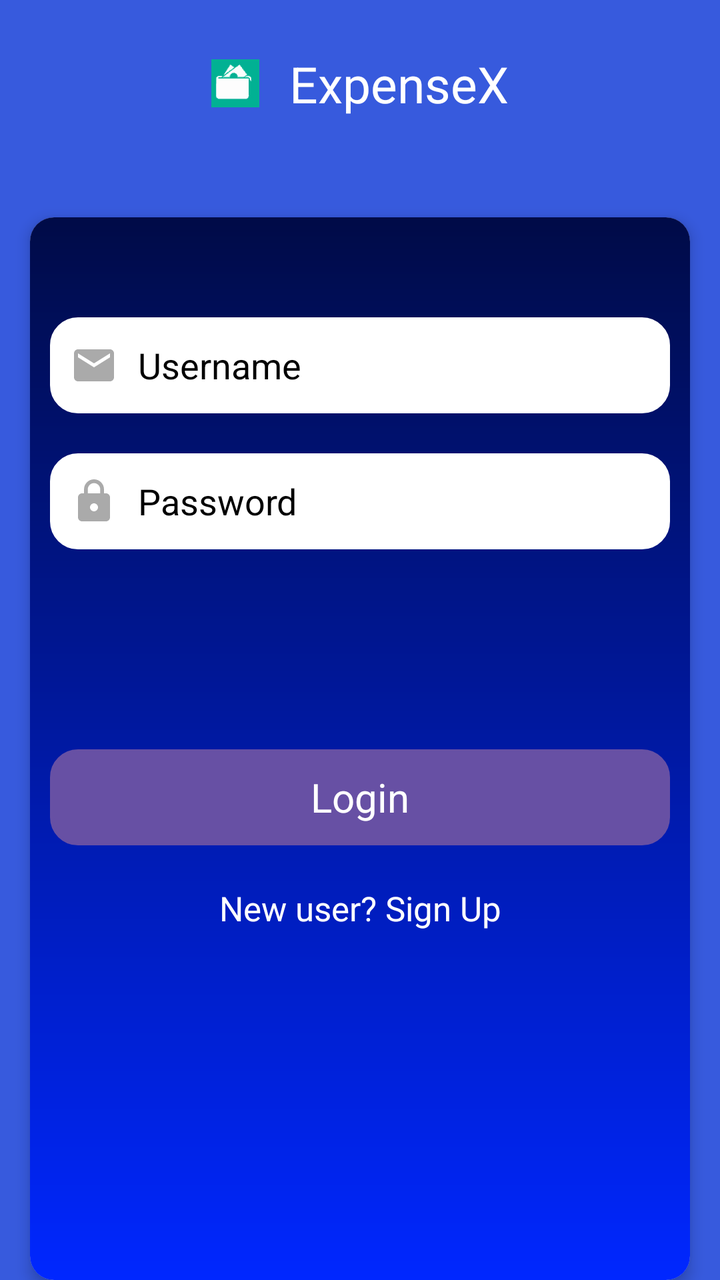
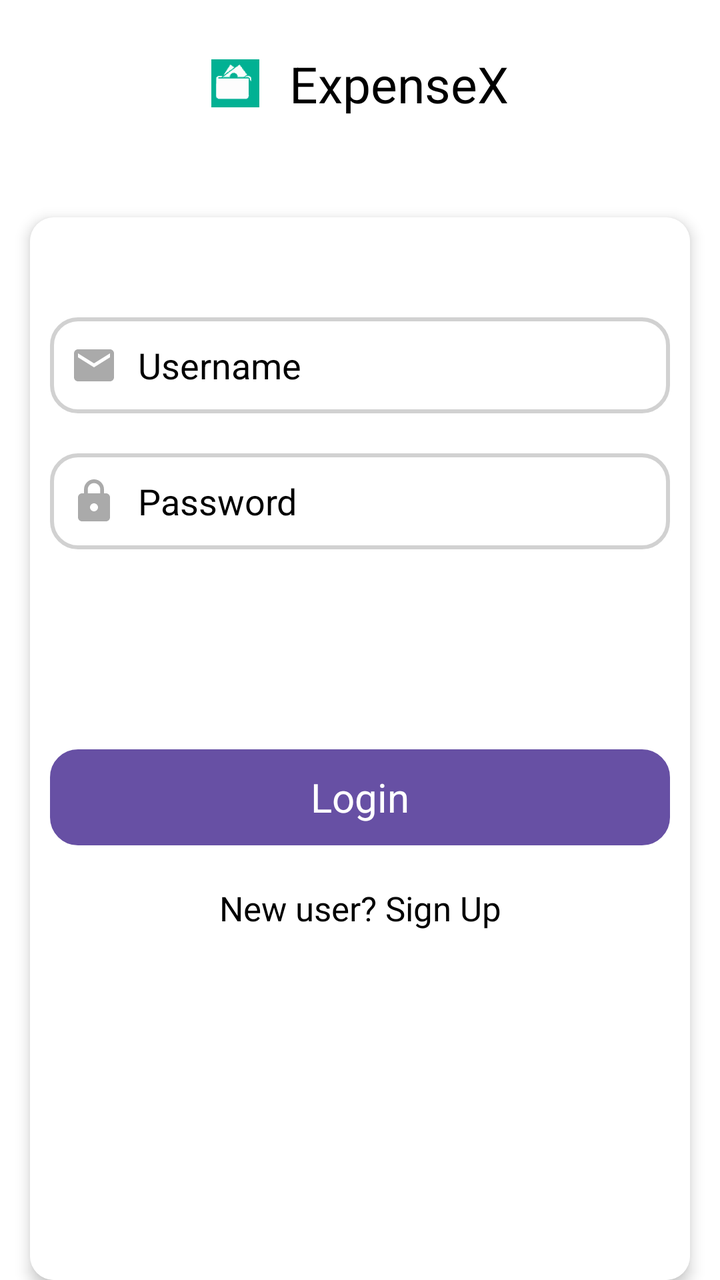

Before-and-after screenshots of an Android layout around one commit, followed by the original layout XML and the change that was made.
<!-- AndroidManifest.xml: application theme Theme.BudgetTracker -->
<!-- res/layout/activity_login_page.xml -->
<LinearLayout xmlns:android="http://schemas.android.com/apk/res/android"
    xmlns:tools="http://schemas.android.com/tools"
    android:layout_width="match_parent"
    android:layout_height="match_parent"
    xmlns:app="http://schemas.android.com/apk/res-auto"
    android:orientation="vertical"
    android:background="#375ADD">

    <TextView
        android:layout_width="wrap_content"
        android:layout_height="wrap_content"
        android:text="@string/app_name"
        android:drawablePadding="15dp"
        android:layout_gravity="center"
        android:textColor="@color/white"
        android:layout_marginVertical="25dp"
        android:textSize="25sp"
        app:drawableStartCompat="@drawable/ic_launcher_playstore" />

    <androidx.cardview.widget.CardView
        android:layout_width="match_parent"
        android:layout_height="match_parent"
        android:layout_marginTop="25dp"
        android:elevation="20dp"
        android:layout_marginHorizontal="15dp"
        app:cardCornerRadius="12dp"
        app:cardElevation="4dp">

        <LinearLayout
            android:layout_width="match_parent"
            android:layout_height="match_parent"
            android:orientation="vertical"
            android:padding="10dp"
            android:background="@drawable/cardview_background_for_expense">

            <EditText
                android:id="@+id/emailEditText"
                android:layout_width="match_parent"
                android:layout_height="wrap_content"
                android:background="@drawable/custom_input_background"
                android:autofillHints=""
                android:hint="@string/username"
                android:drawableStart="@drawable/custom_email_icon"
                android:drawablePadding="10dp"
                android:inputType="textEmailAddress"
                android:minHeight="48dp"
                android:padding="10dp"
                android:layout_marginTop="40dp"
                android:layout_marginBottom="20dp"
                android:textColor="@color/black"
                android:textColorHint="#000000" />

            <EditText
                android:id="@+id/passwordEditText"
                android:layout_width="match_parent"
                android:layout_height="wrap_content"
                android:autofillHints=""
                android:hint="@string/password"
                android:drawableStart="@drawable/custom_lock_icon"
                android:background="@drawable/custom_input_background"
                android:drawablePadding="10dp"
                android:inputType="textPassword"
                android:minHeight="48dp"
                android:padding="10dp"
                android:textColor="@color/black"
                android:textColorHint="#000000" />

            <Button
                android:id="@+id/loginButton"
                style="@style/CardView"
                android:layout_width="match_parent"
                android:background="@drawable/custom_input_background"
                android:layout_height="wrap_content"
                android:layout_marginTop="100dp"
                android:layout_marginBottom="20dp"
                android:padding="2dp"
                android:text="@string/login"
                android:textColor="@color/white"
                android:textSize="20sp" />


            <TextView
                android:layout_width="match_parent"
                android:layout_height="wrap_content"
                android:text="@string/new_user_sign_up"
                android:textColor="@color/white"
                android:textAlignment="center"
                android:textSize="17sp"
                android:clickable="true"
                android:focusable="true"
                />

        </LinearLayout>
    </androidx.cardview.widget.CardView>

</LinearLayout>
<!-- resources referenced by this layout -->
<resources>
  <color name="black">#FF000000</color>
  <color name="white">#FFFFFF</color>
  <!-- drawable cardview_background_for_expense (drawable) -->
  <?xml version="1.0" encoding="utf-8"?>
  <shape   xmlns:android="http://schemas.android.com/apk/res/android">
  
      <gradient
          android:startColor="#000B47"
          android:endColor="#0027FF"
          android:angle="245"/>
  </shape>
  <!-- drawable custom_email_icon (drawable) -->
  <?xml version="1.0" encoding="utf-8"?>
  <selector xmlns:android="http://schemas.android.com/apk/res/android">
      <item android:state_focused="true"
          android:drawable="@drawable/focused_email_icon">
  
      </item>
  
      <item android:state_focused="false"
          android:drawable="@drawable/unfocused_email_icon">
      </item>
  </selector>
  <!-- drawable custom_input_background (drawable) -->
  <?xml version="1.0" encoding="utf-8"?>
  <selector xmlns:android="http://schemas.android.com/apk/res/android">
      <item android:state_enabled="true" android:state_focused="true">
          <shape android:shape="rectangle">
              <solid android:color="@color/white"/>
              <stroke android:color="@android:color/holo_purple" android:width="2sp"/>
              <corners android:radius="13dp"/>
          </shape>
      </item>
  
      <item android:state_enabled="true">
          <shape android:shape="rectangle">
              <solid android:color="@color/white"/>
              <stroke android:color="@color/white" android:width="2sp"/>
              <corners android:radius="13dp"/>
          </shape>
      </item>
  </selector>
  <!-- drawable custom_lock_icon (drawable) -->
  <?xml version="1.0" encoding="utf-8"?>
  <selector xmlns:android="http://schemas.android.com/apk/res/android">
  <item android:state_focused="true"
      android:drawable="@drawable/focused_lock_icon">
  
  </item>
  
      <item android:state_focused="false"
          android:drawable="@drawable/unfocused_lock_icon">
      </item>
  </selector>
  <string name="app_name">ExpenseX</string>
  <string name="login">Login</string>
  <string name="new_user_sign_up">New user? Sign Up</string>
  <string name="password">Password</string>
  <string name="username">Username</string>
  <style name="Theme.BudgetTracker" parent="Base.Theme.BudgetTracker" />
  <!-- drawable focused_email_icon (drawable) -->
  <vector android:height="24dp" android:tint="@android:color/holo_purple"
      android:viewportHeight="24" android:viewportWidth="24"
      android:width="24dp" xmlns:android="http://schemas.android.com/apk/res/android">
      <path android:fillColor="@android:color/darker_gray" android:pathData="M20,4L4,4c-1.1,0 -1.99,0.9 -1.99,2L2,18c0,1.1 0.9,2 2,2h16c1.1,0 2,-0.9 2,-2L22,6c0,-1.1 -0.9,-2 -2,-2zM20,8l-8,5 -8,-5L4,6l8,5 8,-5v2z"/>
  </vector>
  <!-- drawable unfocused_email_icon (drawable) -->
  <vector android:height="24dp" android:tint="@android:color/darker_gray"
      android:viewportHeight="24" android:viewportWidth="24"
      android:width="24dp" xmlns:android="http://schemas.android.com/apk/res/android">
      <path android:fillColor="@android:color/darker_gray" android:pathData="M20,4L4,4c-1.1,0 -1.99,0.9 -1.99,2L2,18c0,1.1 0.9,2 2,2h16c1.1,0 2,-0.9 2,-2L22,6c0,-1.1 -0.9,-2 -2,-2zM20,8l-8,5 -8,-5L4,6l8,5 8,-5v2z"/>
  </vector>
  <!-- drawable focused_lock_icon (drawable) -->
  <vector android:height="24dp" android:tint="@android:color/holo_purple"
      android:viewportHeight="24" android:viewportWidth="24"
      android:width="24dp" xmlns:android="http://schemas.android.com/apk/res/android">
      <path android:fillColor="@android:color/darker_gray" android:pathData="M18,8h-1L17,6c0,-2.76 -2.24,-5 -5,-5S7,3.24 7,6v2L6,8c-1.1,0 -2,0.9 -2,2v10c0,1.1 0.9,2 2,2h12c1.1,0 2,-0.9 2,-2L20,10c0,-1.1 -0.9,-2 -2,-2zM12,17c-1.1,0 -2,-0.9 -2,-2s0.9,-2 2,-2 2,0.9 2,2 -0.9,2 -2,2zM15.1,8L8.9,8L8.9,6c0,-1.71 1.39,-3.1 3.1,-3.1 1.71,0 3.1,1.39 3.1,3.1v2z"/>
  </vector>
  <style name="Base.Theme.BudgetTracker" parent="Theme.Material3.DayNight.NoActionBar">
          
          
      </style>
  <!-- unchanged entries left out for length: 2 -->
</resources>

<!-- the commit's change to res/layout/activity_login_page.xml (unified diff, before → after) -->
@@ -4,7 +4,7 @@
     android:layout_height="match_parent"
     xmlns:app="http://schemas.android.com/apk/res-auto"
     android:orientation="vertical"
-    android:background="#375ADD">
+    android:background="@color/white">
 
     <TextView
         android:layout_width="wrap_content"
@@ -12,7 +12,7 @@
         android:text="@string/app_name"
         android:drawablePadding="15dp"
         android:layout_gravity="center"
-        android:textColor="@color/white"
+        android:textColor="@color/black"
         android:layout_marginVertical="25dp"
         android:textSize="25sp"
         app:drawableStartCompat="@drawable/ic_launcher_playstore" />
@@ -31,7 +31,7 @@
             android:layout_height="match_parent"
             android:orientation="vertical"
             android:padding="10dp"
-            android:background="@drawable/cardview_background_for_expense">
+            android:background="@color/white">
 
             <EditText
                 android:id="@+id/emailEditText"
@@ -83,7 +83,7 @@
                 android:layout_width="match_parent"
                 android:layout_height="wrap_content"
                 android:text="@string/new_user_sign_up"
-                android:textColor="@color/white"
+                android:textColor="@color/black"
                 android:textAlignment="center"
                 android:textSize="17sp"
                 android:clickable="true"
<!-- resource entries referenced after the edit -->
@@ -2,15 +2,6 @@
 <resources>
   <color name="black">#FF000000</color>
   <color name="white">#FFFFFF</color>
-  <!-- drawable cardview_background_for_expense (drawable) -->
-  <?xml version="1.0" encoding="utf-8"?>
-  <shape   xmlns:android="http://schemas.android.com/apk/res/android">
-  
-      <gradient
-          android:startColor="#000B47"
-          android:endColor="#0027FF"
-          android:angle="245"/>
-  </shape>
   <!-- drawable custom_email_icon (drawable) -->
   <?xml version="1.0" encoding="utf-8"?>
   <selector xmlns:android="http://schemas.android.com/apk/res/android">
@@ -37,7 +28,7 @@
       <item android:state_enabled="true">
           <shape android:shape="rectangle">
               <solid android:color="@color/white"/>
-              <stroke android:color="@color/white" android:width="2sp"/>
+              <stroke android:color="#D1D1D1" android:width="2sp"/>
               <corners android:radius="13dp"/>
           </shape>
       </item>
